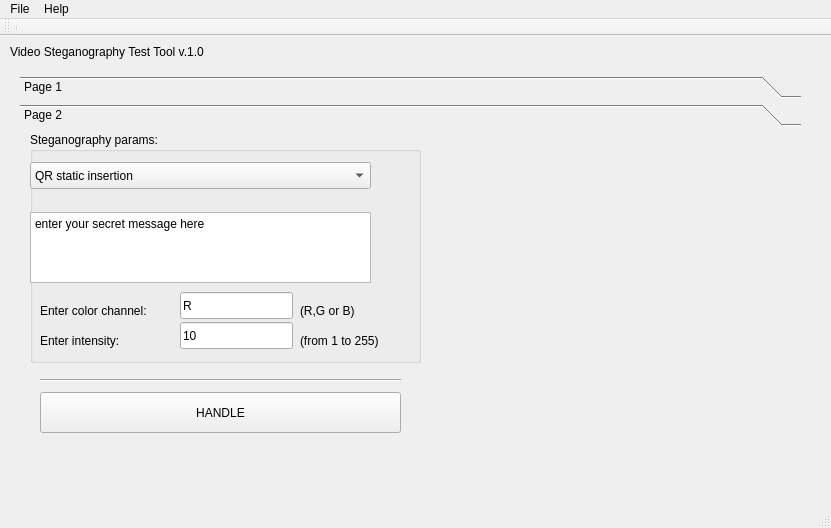
This is mainwindow.ui in rosoroki/Realtime-videosteganography-test-framework as Qt 5 draws it before an edit. The edited form follows.
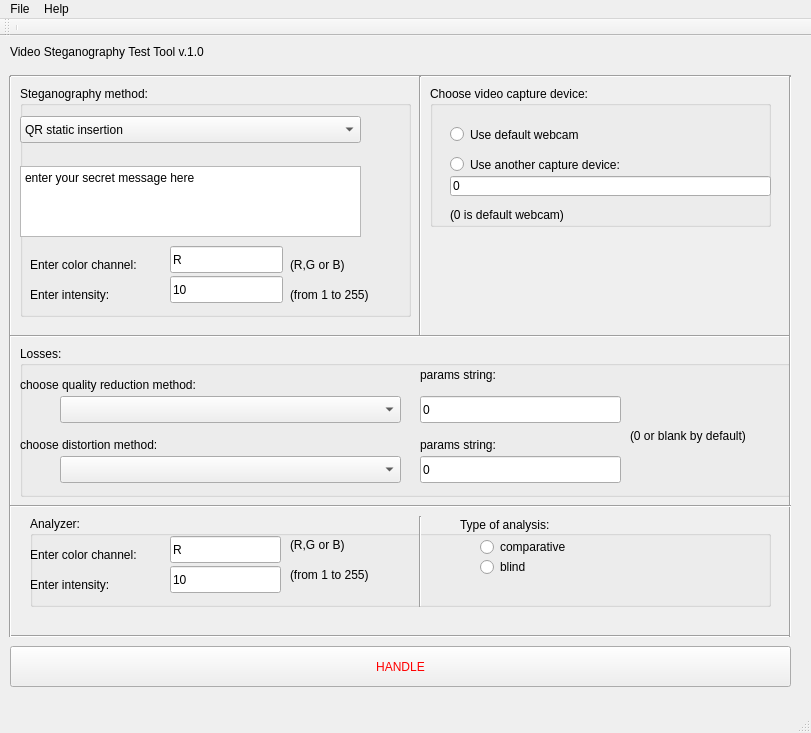
This is the edited form.

What changed in the file:
```diff
--- a/mainwindow.ui
+++ b/mainwindow.ui
@@ -6,8 +6,8 @@
    <rect>
     <x>0</x>
     <y>0</y>
-    <width>831</width>
-    <height>528</height>
+    <width>811</width>
+    <height>733</height>
    </rect>
   </property>
   <property name="windowTitle">
@@ -30,38 +30,130 @@
      <string>Video Steganography Test Tool v.1.0</string>
     </property>
    </widget>
-   <widget class="QToolBox" name="toolBox">
+   <widget class="QGroupBox" name="groupBox_5">
     <property name="geometry">
      <rect>
       <x>20</x>
-      <y>40</y>
-      <width>781</width>
-      <height>411</height>
+      <y>50</y>
+      <width>391</width>
+      <height>231</height>
      </rect>
     </property>
-    <property name="toolTip">
-     <string>&lt;html&gt;&lt;head/&gt;&lt;body&gt;&lt;p&gt;Video Capture&lt;/p&gt;&lt;/body&gt;&lt;/html&gt;</string>
+    <property name="title">
+     <string>Steganography method:</string>
     </property>
-    <property name="currentIndex">
-     <number>1</number>
-    </property>
-    <widget class="QWidget" name="page">
+    <widget class="QPlainTextEdit" name="secretMessage">
+     <property name="geometry">
+      <rect>
+       <x>0</x>
+       <y>80</y>
+       <width>341</width>
+       <height>71</height>
+      </rect>
+     </property>
+     <property name="plainText">
+      <string>enter your secret message here</string>
+     </property>
+    </widget>
+    <widget class="QLineEdit" name="colorChannel">
      <property name="geometry">
       <rect>
+       <x>150</x>
+       <y>160</y>
+       <width>113</width>
+       <height>27</height>
+      </rect>
+     </property>
+     <property name="text">
+      <string>R</string>
+     </property>
+    </widget>
+    <widget class="QLabel" name="label_4">
+     <property name="geometry">
+      <rect>
+       <x>10</x>
+       <y>170</y>
+       <width>141</width>
+       <height>17</height>
+      </rect>
+     </property>
+     <property name="text">
+      <string>Enter color channel:</string>
+     </property>
+    </widget>
+    <widget class="QLabel" name="label_5">
+     <property name="geometry">
+      <rect>
+       <x>270</x>
+       <y>170</y>
+       <width>101</width>
+       <height>17</height>
+      </rect>
+     </property>
+     <property name="text">
+      <string>(R,G or B)</string>
+     </property>
+    </widget>
+    <widget class="QLabel" name="label_6">
+     <property name="geometry">
+      <rect>
+       <x>10</x>
+       <y>200</y>
+       <width>151</width>
+       <height>17</height>
+      </rect>
+     </property>
+     <property name="text">
+      <string>Enter intensity:</string>
+     </property>
+    </widget>
+    <widget class="QLineEdit" name="intensity">
+     <property name="geometry">
+      <rect>
+       <x>150</x>
+       <y>190</y>
+       <width>113</width>
+       <height>27</height>
+      </rect>
+     </property>
+     <property name="text">
+      <string>10</string>
+     </property>
+    </widget>
+    <widget class="QLabel" name="label_7">
+     <property name="geometry">
+      <rect>
+       <x>270</x>
+       <y>200</y>
+       <width>111</width>
+       <height>17</height>
+      </rect>
+     </property>
+     <property name="text">
+      <string>(from 1 to 255)</string>
+     </property>
+    </widget>
+    <widget class="QComboBox" name="comboBox">
+     <property name="geometry">
+      <rect>
        <x>0</x>
-       <y>0</y>
-       <width>781</width>
-       <height>349</height>
+       <y>30</y>
+       <width>341</width>
+       <height>27</height>
       </rect>
      </property>
-     <attribute name="label">
-      <string>Page 1</string>
-     </attribute>
+     <item>
+      <property name="text">
+       <string>QR static insertion</string>
+      </property>
+     </item>
+    </widget>
+   </widget>
      <widget class="QGroupBox" name="groupBox">
       <property name="geometry">
        <rect>
         <x>430</x>
-        <y>0</y>
+      <y>50</y>
         <width>341</width>
         <height>141</height>
        </rect>
@@ -122,25 +214,295 @@
        </property>
       </widget>
      </widget>
+   <widget class="QGroupBox" name="groupBox_7">
+    <property name="geometry">
+     <rect>
+      <x>20</x>
+      <y>310</y>
+      <width>771</width>
+      <height>151</height>
+     </rect>
+    </property>
+    <property name="title">
+     <string>Losses:</string>
+    </property>
+    <widget class="QLineEdit" name="qualityreductionparams">
+     <property name="geometry">
+      <rect>
+       <x>400</x>
+       <y>50</y>
+       <width>201</width>
+       <height>27</height>
+      </rect>
+     </property>
+     <property name="text">
+      <string>0</string>
+     </property>
+    </widget>
+    <widget class="QLabel" name="label_13">
+     <property name="geometry">
+      <rect>
+       <x>0</x>
+       <y>30</y>
+       <width>231</width>
+       <height>17</height>
+      </rect>
+     </property>
+     <property name="text">
+      <string>choose quality reduction method:</string>
+     </property>
+    </widget>
+    <widget class="QComboBox" name="qualityreductionmethod">
+     <property name="geometry">
+      <rect>
+       <x>40</x>
+       <y>50</y>
+       <width>341</width>
+       <height>27</height>
+      </rect>
+     </property>
+    </widget>
+    <widget class="QComboBox" name="distortionmethod">
+     <property name="geometry">
+      <rect>
+       <x>40</x>
+       <y>110</y>
+       <width>341</width>
+       <height>27</height>
+      </rect>
+     </property>
+    </widget>
+    <widget class="QLabel" name="label_16">
+     <property name="geometry">
+      <rect>
+       <x>0</x>
+       <y>90</y>
+       <width>221</width>
+       <height>17</height>
+      </rect>
+     </property>
+     <property name="text">
+      <string>choose distortion method:</string>
+     </property>
+    </widget>
+    <widget class="QLabel" name="label_17">
+     <property name="geometry">
+      <rect>
+       <x>400</x>
+       <y>20</y>
+       <width>231</width>
+       <height>17</height>
+      </rect>
+     </property>
+     <property name="text">
+      <string>params string:</string>
+     </property>
+    </widget>
+    <widget class="QLabel" name="label_18">
+     <property name="geometry">
+      <rect>
+       <x>400</x>
+       <y>90</y>
+       <width>231</width>
+       <height>17</height>
+      </rect>
+     </property>
+     <property name="text">
+      <string>params string:</string>
+     </property>
+    </widget>
+    <widget class="QLineEdit" name="basicdistortionparams">
+     <property name="geometry">
+      <rect>
+       <x>400</x>
+       <y>110</y>
+       <width>201</width>
+       <height>27</height>
+      </rect>
+     </property>
+     <property name="text">
+      <string>0</string>
+     </property>
+    </widget>
+    <widget class="QLabel" name="label_19">
+     <property name="geometry">
+      <rect>
+       <x>610</x>
+       <y>80</y>
+       <width>151</width>
+       <height>20</height>
+      </rect>
+     </property>
+     <property name="text">
+      <string>(0 or blank by default)</string>
+     </property>
+    </widget>
+   </widget>
+   <widget class="QGroupBox" name="groupBox_8">
+    <property name="geometry">
+     <rect>
+      <x>30</x>
+      <y>480</y>
+      <width>741</width>
+      <height>91</height>
+     </rect>
+    </property>
+    <property name="title">
+     <string>Analyzer:</string>
+    </property>
+    <widget class="QLineEdit" name="colorchannelanalyzer">
+     <property name="geometry">
+      <rect>
+       <x>140</x>
+       <y>20</y>
+       <width>111</width>
+       <height>27</height>
+      </rect>
+     </property>
+     <property name="text">
+      <string>R</string>
+     </property>
+    </widget>
+    <widget class="QLabel" name="label_15">
+     <property name="geometry">
+      <rect>
+       <x>0</x>
+       <y>30</y>
+       <width>141</width>
+       <height>17</height>
+      </rect>
+     </property>
+     <property name="text">
+      <string>Enter color channel:</string>
+     </property>
+    </widget>
+    <widget class="QLabel" name="label_24">
+     <property name="geometry">
+      <rect>
+       <x>0</x>
+       <y>60</y>
+       <width>131</width>
+       <height>17</height>
+      </rect>
+     </property>
+     <property name="text">
+      <string>Enter intensity:</string>
+     </property>
+    </widget>
+    <widget class="QLineEdit" name="intensityanalyzer">
+     <property name="geometry">
+      <rect>
+       <x>140</x>
+       <y>50</y>
+       <width>111</width>
+       <height>27</height>
+      </rect>
+     </property>
+     <property name="text">
+      <string>10</string>
+     </property>
+    </widget>
+    <widget class="QLabel" name="label_12">
+     <property name="geometry">
+      <rect>
+       <x>260</x>
+       <y>20</y>
+       <width>101</width>
+       <height>17</height>
+      </rect>
+     </property>
+     <property name="text">
+      <string>(R,G or B)</string>
+     </property>
+    </widget>
+    <widget class="QLabel" name="label_25">
+     <property name="geometry">
+      <rect>
+       <x>260</x>
+       <y>50</y>
+       <width>111</width>
+       <height>17</height>
+      </rect>
+     </property>
+     <property name="text">
+      <string>(from 1 to 255)</string>
+     </property>
+    </widget>
+    <widget class="QRadioButton" name="radioButton_2">
+     <property name="geometry">
+      <rect>
+       <x>450</x>
+       <y>40</y>
+       <width>116</width>
+       <height>22</height>
+      </rect>
+     </property>
+     <property name="text">
+      <string>blind</string>
+     </property>
+    </widget>
+    <widget class="QRadioButton" name="comparative_radio">
+     <property name="geometry">
+      <rect>
+       <x>450</x>
+       <y>20</y>
+       <width>116</width>
+       <height>22</height>
+      </rect>
+     </property>
+     <property name="text">
+      <string>comparative</string>
+     </property>
+    </widget>
+    <widget class="QLabel" name="label_26">
+     <property name="geometry">
+      <rect>
+       <x>430</x>
+       <y>0</y>
+       <width>141</width>
+       <height>17</height>
+      </rect>
+     </property>
+     <property name="text">
+      <string>Type of analysis:</string>
+     </property>
+    </widget>
+    <widget class="Line" name="line_3">
+     <property name="geometry">
+      <rect>
+       <x>380</x>
+       <y>0</y>
+       <width>20</width>
+       <height>91</height>
+      </rect>
+     </property>
+     <property name="orientation">
+      <enum>Qt::Vertical</enum>
+     </property>
+    </widget>
+   </widget>
      <widget class="QPushButton" name="pushButton">
       <property name="geometry">
        <rect>
-        <x>430</x>
-        <y>170</y>
-        <width>341</width>
+      <x>10</x>
+      <y>610</y>
+      <width>781</width>
         <height>41</height>
        </rect>
       </property>
+    <property name="styleSheet">
+     <string notr="true">font: 11pt &quot;Symbol&quot;;color: rgb(255, 0, 0)</string>
+    </property>
       <property name="text">
        <string>HANDLE</string>
       </property>
      </widget>
-     <widget class="Line" name="line">
+   <widget class="Line" name="line_6">
       <property name="geometry">
        <rect>
-        <x>430</x>
-        <y>140</y>
-        <width>341</width>
+      <x>10</x>
+      <y>30</y>
+      <width>781</width>
         <height>20</height>
        </rect>
       </property>
@@ -148,131 +510,12 @@
        <enum>Qt::Horizontal</enum>
       </property>
      </widget>
-     <widget class="QGroupBox" name="groupBox_5">
-      <property name="geometry">
-       <rect>
-        <x>0</x>
-        <y>0</y>
-        <width>391</width>
-        <height>231</height>
-       </rect>
-      </property>
-      <property name="title">
-       <string>Steganography params:</string>
-      </property>
-      <widget class="QPlainTextEdit" name="secretMessage">
-       <property name="geometry">
-        <rect>
-         <x>0</x>
-         <y>80</y>
-         <width>341</width>
-         <height>71</height>
-        </rect>
-       </property>
-       <property name="plainText">
-        <string>enter your secret message here</string>
-       </property>
-      </widget>
-      <widget class="QLineEdit" name="colorChannel">
-       <property name="geometry">
-        <rect>
-         <x>150</x>
-         <y>160</y>
-         <width>113</width>
-         <height>27</height>
-        </rect>
-       </property>
-       <property name="text">
-        <string>R</string>
-       </property>
-      </widget>
-      <widget class="QLabel" name="label_4">
-       <property name="geometry">
-        <rect>
-         <x>10</x>
-         <y>170</y>
-         <width>141</width>
-         <height>17</height>
-        </rect>
-       </property>
-       <property name="text">
-        <string>Enter color channel:</string>
-       </property>
-      </widget>
-      <widget class="QLabel" name="label_5">
-       <property name="geometry">
-        <rect>
-         <x>270</x>
-         <y>170</y>
-         <width>101</width>
-         <height>17</height>
-        </rect>
-       </property>
-       <property name="text">
-        <string>(R,G or B)</string>
-       </property>
-      </widget>
-      <widget class="QLabel" name="label_6">
-       <property name="geometry">
-        <rect>
-         <x>10</x>
-         <y>200</y>
-         <width>151</width>
-         <height>17</height>
-        </rect>
-       </property>
-       <property name="text">
-        <string>Enter intensity:</string>
-       </property>
-      </widget>
-      <widget class="QLineEdit" name="intensity">
-       <property name="geometry">
-        <rect>
-         <x>150</x>
-         <y>190</y>
-         <width>113</width>
-         <height>27</height>
-        </rect>
-       </property>
-       <property name="text">
-        <string>10</string>
-       </property>
-      </widget>
-      <widget class="QLabel" name="label_7">
-       <property name="geometry">
-        <rect>
-         <x>270</x>
-         <y>200</y>
-         <width>111</width>
-         <height>17</height>
-        </rect>
-       </property>
-       <property name="text">
-        <string>(from 1 to 255)</string>
-       </property>
-      </widget>
-      <widget class="QComboBox" name="comboBox">
-       <property name="geometry">
-        <rect>
-         <x>0</x>
-         <y>30</y>
-         <width>341</width>
-         <height>27</height>
-        </rect>
-       </property>
-       <item>
-        <property name="text">
-         <string>QR static insertion</string>
-        </property>
-       </item>
-      </widget>
-     </widget>
      <widget class="Line" name="line_5">
       <property name="geometry">
        <rect>
-        <x>0</x>
-        <y>230</y>
-        <width>771</width>
+      <x>10</x>
+      <y>590</y>
+      <width>781</width>
         <height>20</height>
        </rect>
       </property>
@@ -283,175 +526,67 @@
      <widget class="Line" name="line_2">
       <property name="geometry">
        <rect>
-        <x>400</x>
-        <y>0</y>
+      <x>410</x>
+      <y>40</y>
         <width>20</width>
-        <height>231</height>
+      <height>261</height>
        </rect>
       </property>
       <property name="orientation">
        <enum>Qt::Vertical</enum>
       </property>
-     </widget>
-    </widget>
-    <widget class="QWidget" name="page_2">
-     <property name="geometry">
-      <rect>
-       <x>0</x>
-       <y>0</y>
-       <width>781</width>
-       <height>349</height>
-      </rect>
-     </property>
-     <attribute name="label">
-      <string>Page 2</string>
-     </attribute>
-     <widget class="QGroupBox" name="groupBox_6">
-      <property name="geometry">
-       <rect>
-        <x>10</x>
-        <y>0</y>
-        <width>391</width>
-        <height>231</height>
-       </rect>
-      </property>
-      <property name="title">
-       <string>Steganography params:</string>
-      </property>
-      <widget class="QPlainTextEdit" name="secretMessage_2">
-       <property name="geometry">
-        <rect>
-         <x>0</x>
-         <y>80</y>
-         <width>341</width>
-         <height>71</height>
-        </rect>
-       </property>
-       <property name="plainText">
-        <string>enter your secret message here</string>
-       </property>
-      </widget>
-      <widget class="QLineEdit" name="colorChannel_2">
-       <property name="geometry">
-        <rect>
-         <x>150</x>
-         <y>160</y>
-         <width>113</width>
-         <height>27</height>
-        </rect>
-       </property>
-       <property name="text">
-        <string>R</string>
-       </property>
-      </widget>
-      <widget class="QLabel" name="label_8">
-       <property name="geometry">
-        <rect>
-         <x>10</x>
-         <y>170</y>
-         <width>141</width>
-         <height>17</height>
-        </rect>
-       </property>
-       <property name="text">
-        <string>Enter color channel:</string>
-       </property>
-      </widget>
-      <widget class="QLabel" name="label_9">
-       <property name="geometry">
-        <rect>
-         <x>270</x>
-         <y>170</y>
-         <width>101</width>
-         <height>17</height>
-        </rect>
-       </property>
-       <property name="text">
-        <string>(R,G or B)</string>
-       </property>
-      </widget>
-      <widget class="QLabel" name="label_10">
-       <property name="geometry">
-        <rect>
-         <x>10</x>
-         <y>200</y>
-         <width>151</width>
-         <height>17</height>
-        </rect>
-       </property>
-       <property name="text">
-        <string>Enter intensity:</string>
-       </property>
-      </widget>
-      <widget class="QLineEdit" name="intensity_2">
-       <property name="geometry">
-        <rect>
-         <x>150</x>
-         <y>190</y>
-         <width>113</width>
-         <height>27</height>
-        </rect>
-       </property>
-       <property name="text">
-        <string>10</string>
-       </property>
-      </widget>
-      <widget class="QLabel" name="label_11">
-       <property name="geometry">
-        <rect>
-         <x>270</x>
-         <y>200</y>
-         <width>111</width>
-         <height>17</height>
-        </rect>
-       </property>
-       <property name="text">
-        <string>(from 1 to 255)</string>
-       </property>
-      </widget>
-      <widget class="QComboBox" name="comboBox_2">
-       <property name="geometry">
-        <rect>
-         <x>0</x>
-         <y>30</y>
-         <width>341</width>
-         <height>27</height>
-        </rect>
-       </property>
-       <item>
-        <property name="text">
-         <string>QR static insertion</string>
-        </property>
-       </item>
-      </widget>
      </widget>
      <widget class="Line" name="line_4">
       <property name="geometry">
        <rect>
-        <x>20</x>
-        <y>240</y>
-        <width>361</width>
-        <height>16</height>
+      <x>0</x>
+      <y>40</y>
+      <width>20</width>
+      <height>561</height>
        </rect>
       </property>
       <property name="orientation">
+     <enum>Qt::Vertical</enum>
+    </property>
+   </widget>
+   <widget class="Line" name="line_7">
+    <property name="geometry">
+     <rect>
+      <x>10</x>
+      <y>290</y>
+      <width>781</width>
+      <height>20</height>
+     </rect>
+    </property>
+    <property name="orientation">
        <enum>Qt::Horizontal</enum>
       </property>
      </widget>
-     <widget class="QPushButton" name="pushButton_2">
+   <widget class="Line" name="line_8">
       <property name="geometry">
        <rect>
-        <x>20</x>
-        <y>260</y>
-        <width>361</width>
-        <height>41</height>
-       </rect>
-      </property>
-      <property name="text">
-       <string>HANDLE</string>
-      </property>
-     </widget>
-    </widget>
+      <x>780</x>
+      <y>40</y>
+      <width>20</width>
+      <height>561</height>
+     </rect>
+    </property>
+    <property name="orientation">
+     <enum>Qt::Vertical</enum>
+    </property>
+   </widget>
+   <widget class="Line" name="line_9">
+    <property name="geometry">
+     <rect>
+      <x>10</x>
+      <y>460</y>
+      <width>781</width>
+      <height>20</height>
+     </rect>
+    </property>
+    <property name="orientation">
+     <enum>Qt::Horizontal</enum>
+    </property>
    </widget>
   </widget>
   <widget class="QMenuBar" name="menuBar">
@@ -459,7 +594,7 @@
     <rect>
      <x>0</x>
      <y>0</y>
-     <width>831</width>
+     <width>811</width>
      <height>25</height>
     </rect>
    </property>
```
Lines whose indentation alone changed are shown as unchanged.
